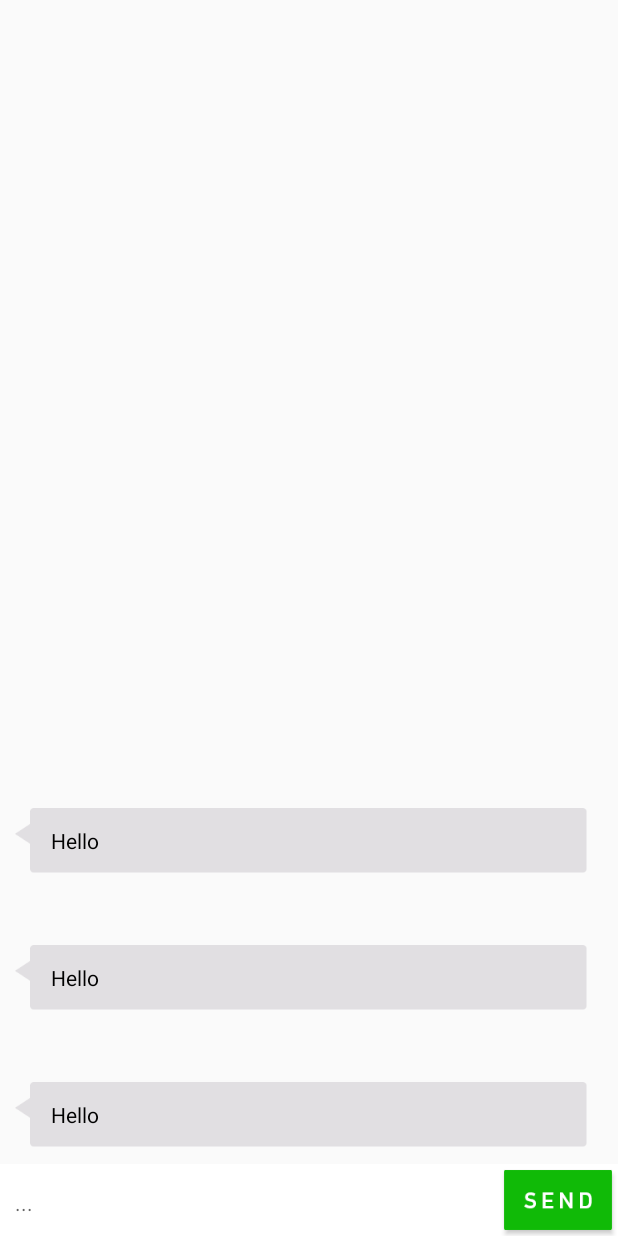
After one commit to droplit/ArrowSMS, an Android app: the layout messaging.xml on its own in the app's theme, with its tools: preview values and no code run, on a phone screen of 412 x 824 dp. The commit adds this screen. Run offline under Robolectric (Android 15) with nearby library versions, the phone set to English and light mode, and no system bars.

Commit message:
Added a message layout. From the Sinch tutorial skeleton. It will be placeholder for now.

```diff
--- a/app/src/main/java/com/droplit/texcellent/MainActivity.java
+++ b/app/src/main/java/com/droplit/texcellent/MainActivity.java
@@ -58,8 +58,11 @@ public class MainActivity extends ActionBarActivity {
         @Override
         public View onCreateView(LayoutInflater inflater, ViewGroup container,
                                  Bundle savedInstanceState) {
-            View rootView = inflater.inflate(R.layout.fragment_main, container, false);
+            View rootView = inflater.inflate(R.layout.messaging, container, false);
             return rootView;
         }
     }
+    public void send(View view) {
+        LayoutInflater rMessage = activity.getLayoutInflater();
+    }
 }
--- /dev/null
+++ b/app/src/main/res/drawable/button_login.xml
@@ -0,0 +1,3 @@
+<selector xmlns:android="http://schemas.android.com/apk/res/android">
+    <item android:drawable="@drawable/login"/>
+</selector>
--- /dev/null
+++ b/app/src/main/res/drawable/button_send.xml
@@ -0,0 +1,5 @@
+<selector xmlns:android="http://schemas.android.com/apk/res/android">
+    <item android:state_pressed="true" android:drawable="@drawable/send_button_pressed"/>
+    <item android:state_pressed="false" android:drawable="@drawable/send_button_normal"/>
+    <item android:drawable="@drawable/send_button_normal"/>
+</selector>
--- /dev/null
+++ b/app/src/main/res/drawable/button_signup.xml
@@ -0,0 +1,3 @@
+<selector xmlns:android="http://schemas.android.com/apk/res/android">
+    <item android:drawable="@drawable/signup"/>
+</selector>
--- /dev/null
+++ b/app/src/main/res/layout/message_left.xml
@@ -0,0 +1,57 @@
+<?xml version="1.0" encoding="utf-8"?>
+
+<RelativeLayout xmlns:android="http://schemas.android.com/apk/res/android"
+                android:layout_width="match_parent"
+                android:layout_height="wrap_content"
+                android:padding="10dp">
+
+    <RelativeLayout android:layout_width="fill_parent" android:layout_height="fill_parent"
+                    android:layout_marginRight="10dp">
+
+        <TextView
+                android:id="@+id/txtSender"
+                android:layout_width="wrap_content"
+                android:layout_height="wrap_content"
+                android:layout_alignParentTop="true"
+                android:text=""
+                android:textSize="16sp"
+                android:singleLine="true"
+                android:layout_alignParentLeft="true"
+                android:paddingLeft="10dp"
+                android:paddingBottom="6dp"
+                android:textColor="@android:color/black" android:textStyle="bold"/>
+
+        <TextView
+                android:id="@+id/txtDate"
+                android:layout_alignParentRight="true"
+                android:textColor="@color/sinch_purple"
+                android:layout_width="wrap_content"
+                android:layout_height="wrap_content"
+                android:paddingRight="2dp"
+                android:paddingBottom="6dp"
+                android:textSize="12sp"
+                android:text=""
+                android:layout_alignBottom="@+id/txtSender"/>
+
+        <RelativeLayout
+                android:layout_width="match_parent"
+                android:layout_height="wrap_content"
+                android:layout_below="@+id/txtSender"
+                android:layout_alignParentLeft="true"
+                android:padding="12dp"
+                android:background="@drawable/grey_bubble"
+                >
+
+            <TextView
+                    android:id="@+id/txtMessage"
+                    android:paddingLeft="12dp"
+                    android:layout_width="wrap_content"
+                    android:layout_height="wrap_content"
+                    android:textColor="@android:color/black"
+                    android:textSize="14sp"
+                    android:text="Hello"
+                    />
+
+        </RelativeLayout>
+    </RelativeLayout>
+</RelativeLayout>
--- /dev/null
+++ b/app/src/main/res/layout/messaging.xml
@@ -0,0 +1,57 @@
+<RelativeLayout xmlns:android="http://schemas.android.com/apk/res/android"
+                xmlns:tools="http://schemas.android.com/tools" android:layout_width="match_parent"
+                android:layout_height="match_parent"
+                >
+
+        <ListView
+            android:id="@+id/listMessages"
+            android:layout_width="match_parent"
+            android:layout_height="wrap_content"
+            android:transcriptMode="alwaysScroll"
+            android:layout_above="@+id/divider"
+            android:padding="0dip"
+            android:divider="@null"
+            android:dividerHeight="0dp" android:stackFromBottom="true" tools:listitem="@layout/message_left"/>
+
+    <RelativeLayout
+        android:id="@+id/divider"
+        android:layout_width="fill_parent"
+		android:layout_height="1dip"
+		android:background="@color/off_white"
+		android:layout_above="@+id/relSendMessage" />
+
+    <RelativeLayout
+            android:id="@+id/relSendMessage"
+            android:layout_width="wrap_content"
+            android:layout_height="48dp"
+            android:background="@android:color/white"
+            android:paddingLeft="10dp"
+            android:layout_alignParentBottom="true">
+
+
+        <EditText
+                android:layout_marginBottom="-4dp"
+                android:id="@+id/messageBodyField"
+                android:layout_width="match_parent"
+                android:layout_height="match_parent"
+                android:hint="..."
+                android:textSize="14sp"
+                android:textColor="@android:color/black"
+                android:layout_marginRight="10dp"
+                android:layout_alignTop="@+id/btnSend"
+                android:background="@android:color/white"
+                android:layout_alignBottom="@+id/btnSend"
+                android:layout_toLeftOf="@+id/btnSend"/>
+
+        <Button
+                android:id="@+id/sendButton"
+                android:layout_width="72dp"
+                android:layout_height="match_parent"
+                android:layout_alignParentRight="true"
+                android:layout_margin="4dp"
+                android:background="@drawable/button_send"
+                android:onClick="send"/>
+    </RelativeLayout>
+
+
+</RelativeLayout>
--- /dev/null
+++ b/app/src/main/res/values/colors.xml
@@ -0,0 +1,7 @@
+<?xml version="1.0" encoding="utf-8"?>
+<resources>
+    <color name="sinch_purple">#ff63029d</color>
+    <color name="off_white">#fffafafa</color>
+    <color name="dark_gray">#ffb3b3b3</color>
+    <color name="very_dark_gray">#636363</color>
+</resources>
```
Also changed, not shown: app/src/main/res/drawable/inputbox.xml (added, +18 -0 lines), app/src/main/res/layout/message_right.xml (added, +58 -0 lines), app/src/main/res/drawable-hdpi/login.png (added), app/src/main/res/drawable-hdpi/send_button_normal.png (added), app/src/main/res/drawable-hdpi/send_button_pressed.png (added), app/src/main/res/drawable-hdpi/signup.png (added), app/src/main/res/drawable-xhdpi/grey_bubble.9.png (added), app/src/main/res/drawable-xhdpi/purple_bubble.9.png (added).
